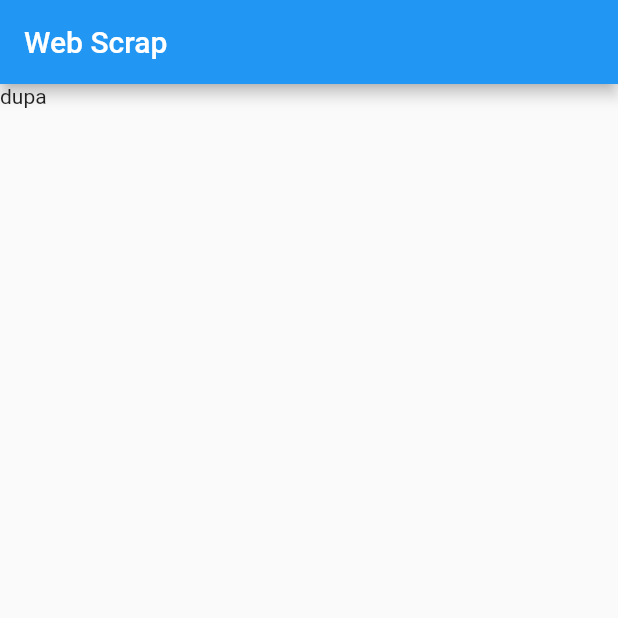
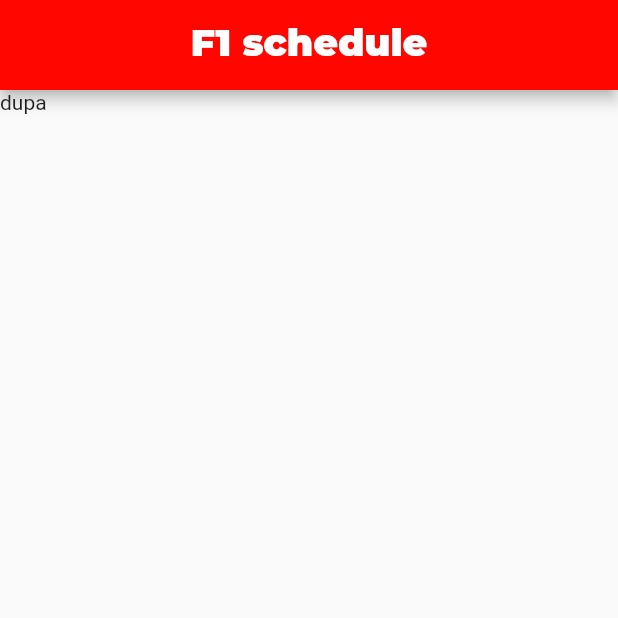
Before and after one commit to ToFifi098/F1-schedule-app, a Flutter app: the screen it shows after launch, on a phone screen of 412 x 824 dp, the top half of it. Run offline on Flutter 3.47's test engine with Material 2 defaults, Android fonts, the phone set to English and light mode, and no system bars; our stand-ins replace google_fonts.

Commit message:
app bar added

```diff
--- a/lib/main.dart
+++ b/lib/main.dart
@@ -1,5 +1,7 @@
 import 'package:flutter/material.dart';
 
+
+import 'myAppBar.dart';
 void main() => runApp(MyWidget());
 
 class MyWidget extends StatelessWidget {
@@ -9,7 +11,7 @@ class MyWidget extends StatelessWidget {
   Widget build(BuildContext context) {
     return MaterialApp(
       home: Scaffold(
-        appBar: AppBar(title: Text('Web Scrap')),
+        appBar: MyAppBar(),
         body: Scaffold(
           body: Text('dupa'),
         ),
--- /dev/null
+++ b/lib/myAppBar.dart
@@ -0,0 +1,24 @@
+import 'package:flutter/material.dart';
+import 'package:google_fonts/google_fonts.dart';
+
+class MyAppBar extends StatelessWidget implements PreferredSizeWidget {
+  const MyAppBar({Key? key}) : super(key: key);
+
+  @override
+  Size get preferredSize => const Size.fromHeight(60);
+
+  @override
+  Widget build(BuildContext context) {
+    return AppBar(
+      title: Text(
+        'F1 schedule',
+        style: GoogleFonts.montserrat(
+          fontWeight: FontWeight.w900,
+          fontSize: 25,
+        ),
+      ),
+      backgroundColor: const Color.fromARGB(255, 255, 6, 0),
+      centerTitle: true,
+    );
+  }
+}
--- a/pubspec.yaml
+++ b/pubspec.yaml
@@ -34,6 +34,7 @@ dependencies:
   # The following adds the Cupertino Icons font to your application.
   # Use with the CupertinoIcons class for iOS style icons.
   cupertino_icons: ^1.0.2
+  google_fonts: ^3.0.1
 
 dev_dependencies:
   flutter_test:
```
Also changed, not shown: pubspec.lock, 1 other file.
